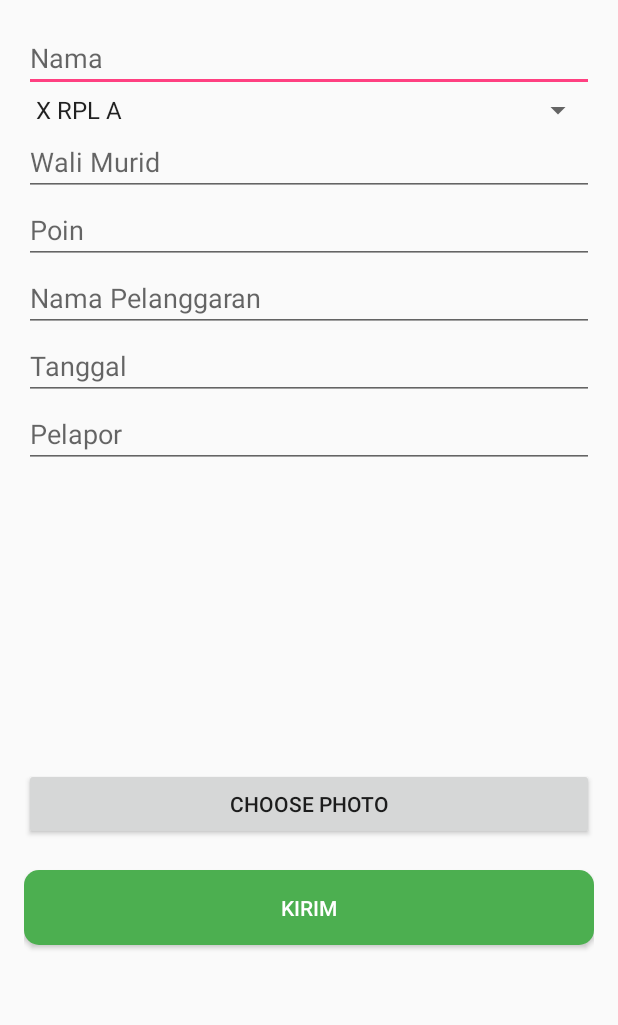
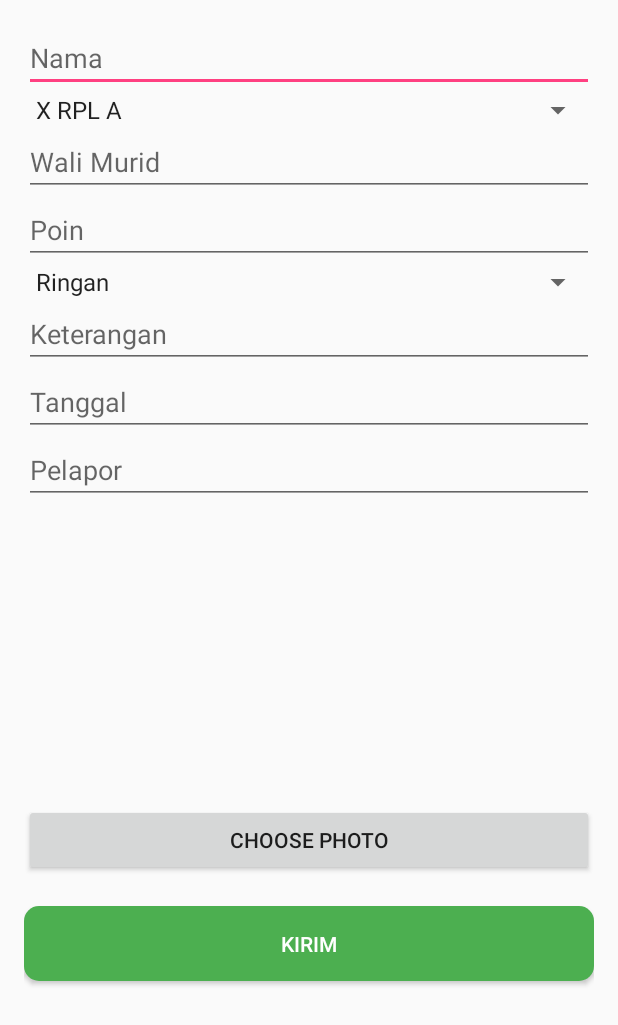
Before and after one commit to MozeeB/School-Report, an Android app: the UserTambahActivity screen opened directly, with no data from a screen before it, on a phone screen of 412 x 824 dp. Shown: the top 1025 px of the screen. Run offline under Robolectric (Android 15) with nearby library versions, the phone set to English and light mode, and no system bars; our stand-ins replace ButterKnife.

Commit message:
mozeeb baru

```diff
--- a/app/src/main/java/com/mozeeb/schoolreport/user/laporan/UserTambahActivity.java
+++ b/app/src/main/java/com/mozeeb/schoolreport/user/laporan/UserTambahActivity.java
@@ -37,8 +37,6 @@ public class UserTambahActivity extends AppCompatActivity {
     EditText edtWaliMuridPelanggar;
     @BindView(R.id.edt_poin_pelanggar)
     EditText edtPoinPelanggar;
-    @BindView(R.id.edt_nama_pelanggarannya)
-    EditText edtNamaPelanggarannya;
     @BindView(R.id.edt_tanggal_pelanggar)
     EditText edtTanggalPelanggar;
     @BindView(R.id.edt_pelapor)
@@ -51,6 +49,8 @@ public class UserTambahActivity extends AppCompatActivity {
     Button btnKirimLporan;
 
     DatePickerDialog datePickerDialog;
+    @BindView(R.id.edt_jenis_pelanggarannya)
+    Spinner edtJenisPelanggarannya;
     private String namaSiswa, kelas, pelanggaran, namaGuru, tanggal;
     private String poin;
 
@@ -60,11 +60,12 @@ public class UserTambahActivity extends AppCompatActivity {
         setContentView(R.layout.activity_tambah);
         ButterKnife.bind(this);
 
-        spinnerKelamin();
+        spinnerKelas();
+        spinnerJenis();
 
     }
 
-    public void spinnerKelamin() {
+    public void spinnerKelas() {
 
         List<String> adapter = new ArrayList<>();
         adapter.add("X RPL A");
@@ -76,6 +77,16 @@ public class UserTambahActivity extends AppCompatActivity {
         ArrayAdapter<String> dataAdapter = new ArrayAdapter<String>(this, android.R.layout.simple_spinner_item, adapter);
         dataAdapter.setDropDownViewResource(android.R.layout.simple_spinner_dropdown_item);
         spinnerKelasPelanggar.setAdapter(dataAdapter);
+    }
+    public void spinnerJenis() {
+
+        List<String> adapter = new ArrayList<>();
+        adapter.add("Ringan");
+        adapter.add("Sedang");
+        adapter.add("Berat");
+        ArrayAdapter<String> dataAdapter = new ArrayAdapter<String>(this, android.R.layout.simple_spinner_item, adapter);
+        dataAdapter.setDropDownViewResource(android.R.layout.simple_spinner_dropdown_item);
+        edtJenisPelanggarannya.setAdapter(dataAdapter);
     }
 
 
@@ -110,7 +121,7 @@ public class UserTambahActivity extends AppCompatActivity {
         kelas.toString();
         edtWaliMuridPelanggar.getText().toString();
         edtPoinPelanggar.getText().toString();
-        edtNamaPelanggarannya.getText().toString();
+        edtJenisPelanggarannya.toString();
         edtTanggalPelanggar.getText().toString();
         edtPelapor.getText().toString();
         ivLaporanTambah.toString();
@@ -127,9 +138,9 @@ public class UserTambahActivity extends AppCompatActivity {
             @Override
             public void onDateSet(DatePicker view, int year, int month, int dayOfMonth) {
                 // set day of month , month and year value in the edit text
-                edtTanggalPelanggar.setText(year + "-" + (month + 1) +  "-" + dayOfMonth);
+                edtTanggalPelanggar.setText(year + "-" + (month + 1) + "-" + dayOfMonth);
             }
-        },mYear,mMonth, mDay);
+        }, mYear, mMonth, mDay);
         datePickerDialog.show();
     }
 }
--- a/app/src/main/res/layout/activity_tambah.xml
+++ b/app/src/main/res/layout/activity_tambah.xml
@@ -37,13 +37,19 @@
         android:hint="Poin"
         android:inputType="number" />
 
+    <Spinner
+        android:id="@+id/edt_jenis_pelanggarannya"
+        android:layout_width="match_parent"
+        android:layout_height="wrap_content"
+        android:hint="Jenis Pelanggaran" />
+
     <EditText
-        android:id="@+id/edt_nama_pelanggarannya"
+        android:id="@+id/edt_keterangan_pelanggar"
         android:layout_width="match_parent"
         android:layout_height="wrap_content"
         android:ems="10"
-        android:hint="Nama Pelanggaran"
-        android:inputType="textPersonName" />
+        android:hint="Keterangan"
+        android:inputType="textLongMessage" />
 
     <EditText
         android:id="@+id/edt_tanggal_pelanggar"
```
Also changed, not shown: 3 other files.
